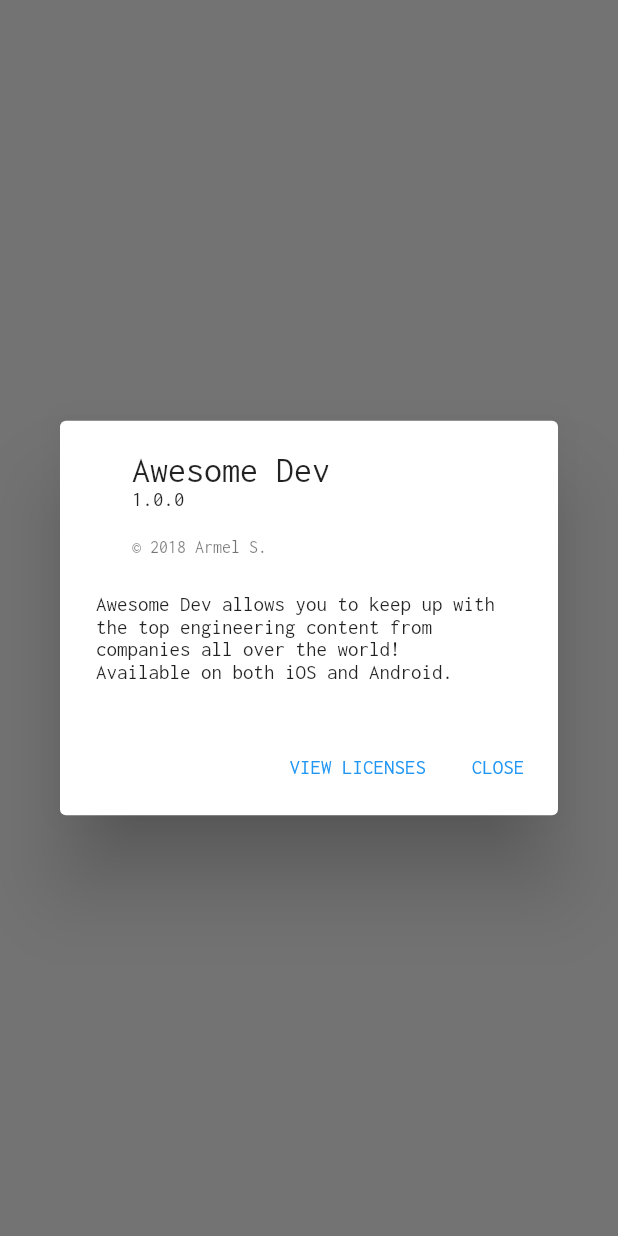
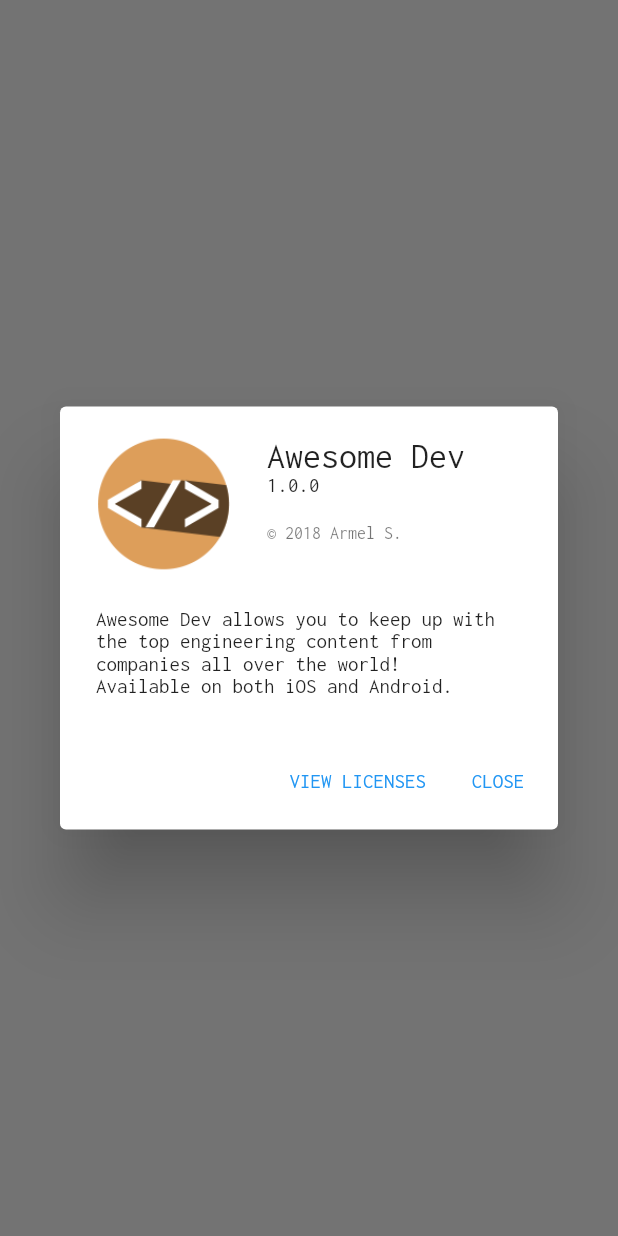
Before and after one commit to rm3l/dev-feed, a Flutter app: what showGalleryAboutDialog() shows on an empty page, opened directly, on a phone screen of 412 x 824 dp. Run offline on Flutter 3.47's test engine with Material 2 defaults, Android fonts, the light colour scheme and no system bars; our stand-ins replace fluro, package_info, shared_preferences, transparent_image, tuple; missing offline and left inert: app_review, date_utils, flutter_calendar, flutter_custom_tabs, flutter_stetho; accounts and stored records are empty; statements that could not run were skipped.

Commit message:
Add app icon to About Dialog

```diff
--- a/lib/ui/about.dart
+++ b/lib/ui/about.dart
@@ -41,7 +41,8 @@ Future<Null> showGalleryAboutDialog(BuildContext context) async {
   showAboutDialog(
     context: context,
     applicationVersion: packageInfo.version,
-//    applicationIcon: const FlutterLogo(), //TODO Use Asset here
+    applicationIcon: Image.asset("assets/icons/awesome_dev.png",
+        fit: BoxFit.scaleDown, width: 90.0),
     applicationLegalese: '© 2018 Armel S.',
     children: <Widget>[
       Padding(
--- a/pubspec.yaml
+++ b/pubspec.yaml
@@ -57,9 +57,8 @@ flutter:
   uses-material-design: true
 
   # To add assets to your application, add an assets section, like this:
-  # assets:
-  #  - images/a_dot_burr.jpeg
-  #  - images/a_dot_ham.jpeg
+  assets:
+    - assets/icons/awesome_dev.png
 
   # An image asset can refer to one or more resolution-specific "variants", see
   # https://flutter.io/assets-and-images/#resolution-aware.
```
